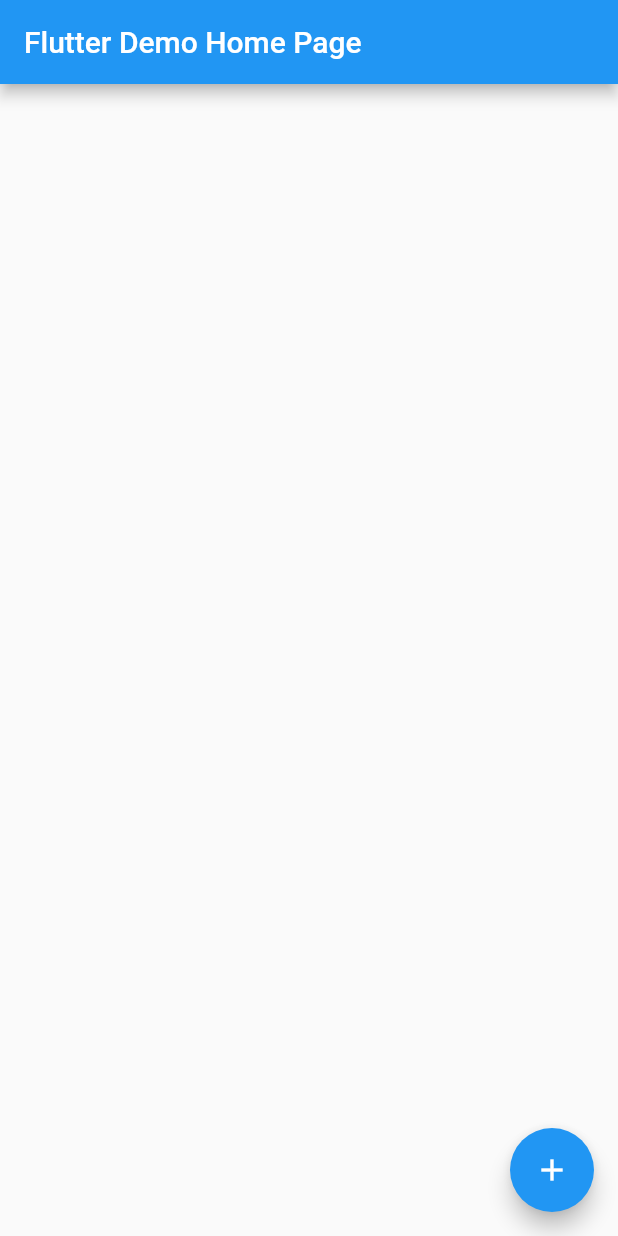
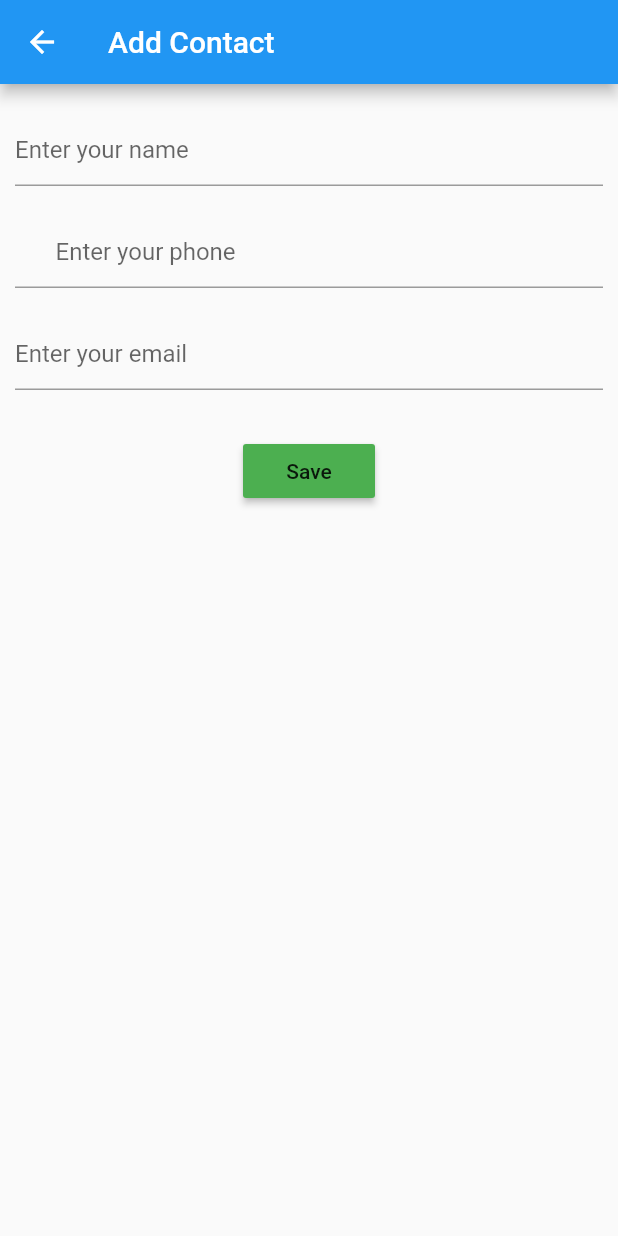
Before and after one commit to sakil007/FlutterSqfliteDemo, a Flutter app: the screen it shows after launch, after a tap on the "add" icon, on a phone screen of 412 x 824 dp. Run offline on Flutter 3.47's test engine with Material 2 defaults, Android fonts, the phone set to English and light mode, and no system bars; our stand-ins replace sqflite; accounts and stored records are empty.

Commit message:
code update

```diff
--- a/lib/DatabaseClient.dart
+++ b/lib/DatabaseClient.dart
@@ -23,7 +23,7 @@ class DatabaseClient {
     var res = await db.rawInsert(
         "INSERT Into contactList (name,email,phone)"
             " VALUES (${contactModel.name},${contactModel.email},${contactModel.phone})");
-   // return res;
+     return res;
 
   /*  var res2 = await db.insert("contactList", contactModel.toMap());
     return res2;*/
--- /dev/null
+++ b/lib/addContact.dart
@@ -0,0 +1,69 @@
+import 'package:flutter/material.dart';
+
+class AddContact extends StatefulWidget{
+  @override
+  State<StatefulWidget> createState() {
+    // TODO: implement createState
+    return _addContact();
+  }
+
+}
+class _addContact extends State<AddContact>{
+
+  var _formKey= GlobalKey<FormState>();
+
+  @override
+  Widget build(BuildContext context) {
+    // TODO: implement build
+    return Scaffold(
+      appBar: AppBar(title: Text("Add Contact"),),
+      body: Container(
+        padding: EdgeInsets.all(10),
+           child: Form(
+             key: _formKey,
+             child: Column(
+               children: [
+                 Padding(padding: EdgeInsets.only(top:10,bottom: 10),
+
+                 child: TextField(
+                   decoration: InputDecoration(
+                     hintText: "Enter your name",
+
+                   ),
+                 ),),
+                 Padding(padding: EdgeInsets.only(top:10,bottom: 10),
+
+                   child: TextField(
+                     decoration: InputDecoration(
+                       hintText: "Enter your phone",
+                       prefix: Text("+91")
+
+                     ),
+                   ),),
+                 Padding(padding: EdgeInsets.only(top:10,bottom: 10),
+
+                   child: TextField(
+                     decoration: InputDecoration(
+                       hintText: "Enter your email",
+
+                     ),
+                   ),),
+
+                 SizedBox(
+                   height: 20),
+                   RaisedButton(
+                     onPressed: (){
+
+                     },
+                     color: Colors.green,
+                     child: Text("Save"),
+
+                 ),
+               ],
+             ),
+           ),
+      ),
+    );
+  }
+
+}
--- a/lib/main.dart
+++ b/lib/main.dart
@@ -1,4 +1,6 @@
 import 'package:flutter/material.dart';
+
+import 'addContact.dart';
 
 void main() {
   runApp(MyApp());
@@ -38,12 +40,17 @@ class _MyHomePageState extends State<MyHomePage> {
           title: Text(widget.title),
       ),
       body: Center(
+        child: Text("No contact found"),
       ),
       floatingActionButton: FloatingActionButton(
         onPressed: (){
-
+          Navigator.push(
+            context,
+            MaterialPageRoute(builder: (context) =>
+                AddContact()),
+          );
         },
-        tooltip: 'Increment',
+        tooltip: 'Create new contact',
         child: Icon(Icons.add),
       ), // This trailing comma makes auto-formatting nicer for build methods.
     );
```
